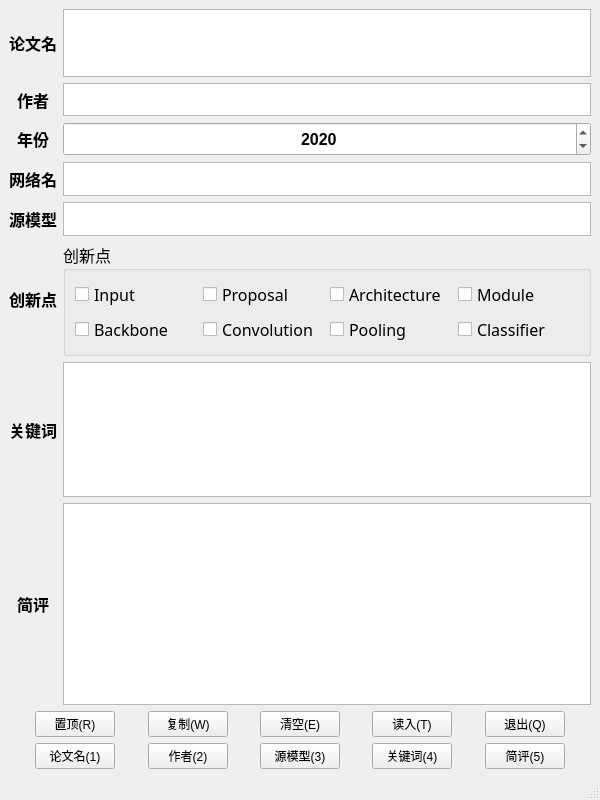
First picture: the form in EassyReading.ui, repository ChordXy/EassyReading, before the edit.
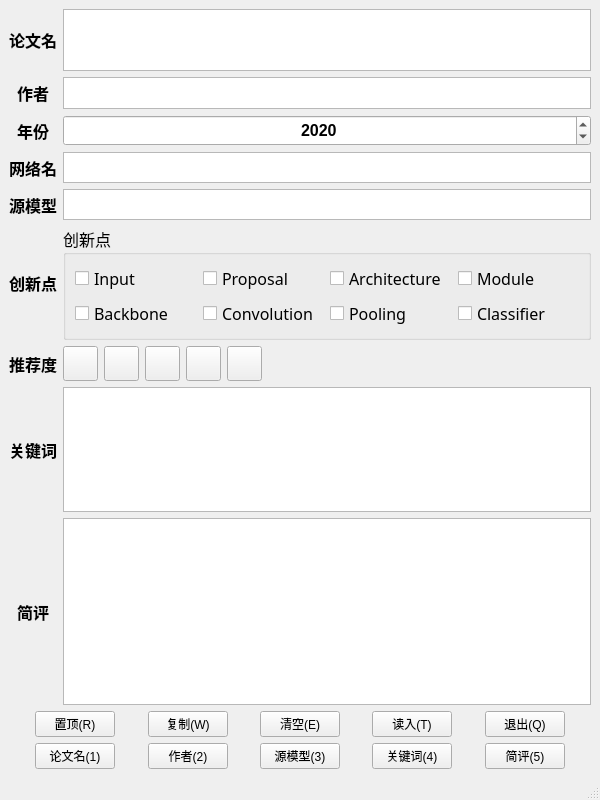
Second picture: the form after the edit. Icons and pictures are not drawn.

Patch:
```diff
--- a/EassyReading.ui
+++ b/EassyReading.ui
@@ -16,41 +16,7 @@
   <widget class="QWidget" name="centralwidget">
    <layout class="QVBoxLayout" name="verticalLayout">
     <item>
-     <layout class="QGridLayout" name="gridLayout" rowstretch="4,2,2,2,2,6,8,12">
-      <item row="4" column="0">
-       <widget class="QLabel" name="label_Base">
-        <property name="font">
-         <font>
-          <pointsize>12</pointsize>
-          <weight>75</weight>
-          <bold>true</bold>
-         </font>
-        </property>
-        <property name="text">
-         <string>源模型</string>
-        </property>
-        <property name="alignment">
-         <set>Qt::AlignCenter</set>
-        </property>
-       </widget>
-      </item>
-      <item row="7" column="0">
-       <widget class="QLabel" name="label_Comments">
-        <property name="font">
-         <font>
-          <pointsize>12</pointsize>
-          <weight>75</weight>
-          <bold>true</bold>
-         </font>
-        </property>
-        <property name="text">
-         <string>简评</string>
-        </property>
-        <property name="alignment">
-         <set>Qt::AlignCenter</set>
-        </property>
-       </widget>
-      </item>
+     <layout class="QGridLayout" name="gridLayout" rowstretch="4,2,2,2,2,6,4,8,12">
       <item row="0" column="1">
        <widget class="QPlainTextEdit" name="plainTextEdit_Eassy">
         <property name="sizePolicy">
@@ -69,211 +35,8 @@
         </property>
        </widget>
       </item>
-      <item row="6" column="0">
-       <widget class="QLabel" name="label_KeyWords">
-        <property name="font">
-         <font>
-          <pointsize>12</pointsize>
-          <weight>75</weight>
-          <bold>true</bold>
-         </font>
-        </property>
-        <property name="text">
-         <string>关键词</string>
-        </property>
-        <property name="alignment">
-         <set>Qt::AlignCenter</set>
-        </property>
-       </widget>
-      </item>
-      <item row="1" column="1">
-       <widget class="QPlainTextEdit" name="plainTextEdit_Author">
-        <property name="sizePolicy">
-         <sizepolicy hsizetype="Expanding" vsizetype="Ignored">
-          <horstretch>0</horstretch>
-          <verstretch>0</verstretch>
-         </sizepolicy>
-        </property>
-        <property name="font">
-         <font>
-          <pointsize>12</pointsize>
-         </font>
-        </property>
-        <property name="tabChangesFocus">
-         <bool>true</bool>
-        </property>
-       </widget>
-      </item>
-      <item row="3" column="1">
-       <widget class="QPlainTextEdit" name="plainTextEdit_NetName">
-        <property name="sizePolicy">
-         <sizepolicy hsizetype="Expanding" vsizetype="Ignored">
-          <horstretch>0</horstretch>
-          <verstretch>0</verstretch>
-         </sizepolicy>
-        </property>
-        <property name="font">
-         <font>
-          <pointsize>12</pointsize>
-         </font>
-        </property>
-        <property name="tabChangesFocus">
-         <bool>true</bool>
-        </property>
-       </widget>
-      </item>
-      <item row="6" column="1">
-       <widget class="QPlainTextEdit" name="plainTextEdit_KeyWords">
-        <property name="sizePolicy">
-         <sizepolicy hsizetype="Expanding" vsizetype="Ignored">
-          <horstretch>0</horstretch>
-          <verstretch>0</verstretch>
-         </sizepolicy>
-        </property>
-        <property name="font">
-         <font>
-          <pointsize>12</pointsize>
-         </font>
-        </property>
-        <property name="tabChangesFocus">
-         <bool>true</bool>
-        </property>
-       </widget>
-      </item>
-      <item row="1" column="0">
-       <widget class="QLabel" name="label_Author">
-        <property name="font">
-         <font>
-          <pointsize>12</pointsize>
-          <weight>75</weight>
-          <bold>true</bold>
-         </font>
-        </property>
-        <property name="text">
-         <string>作者</string>
-        </property>
-        <property name="alignment">
-         <set>Qt::AlignCenter</set>
-        </property>
-       </widget>
-      </item>
-      <item row="2" column="1">
-       <widget class="QSpinBox" name="spinBox">
-        <property name="sizePolicy">
-         <sizepolicy hsizetype="Minimum" vsizetype="Ignored">
-          <horstretch>0</horstretch>
-          <verstretch>0</verstretch>
-         </sizepolicy>
-        </property>
-        <property name="font">
-         <font>
-          <pointsize>12</pointsize>
-          <weight>75</weight>
-          <bold>true</bold>
-         </font>
-        </property>
-        <property name="alignment">
-         <set>Qt::AlignCenter</set>
-        </property>
-        <property name="minimum">
-         <number>1900</number>
-        </property>
-        <property name="maximum">
-         <number>2100</number>
-        </property>
-        <property name="value">
-         <number>2020</number>
-        </property>
-        <property name="displayIntegerBase">
-         <number>10</number>
-        </property>
-       </widget>
-      </item>
-      <item row="3" column="0">
-       <widget class="QLabel" name="label_NetName">
-        <property name="font">
-         <font>
-          <pointsize>12</pointsize>
-          <weight>75</weight>
-          <bold>true</bold>
-         </font>
-        </property>
-        <property name="text">
-         <string>网络名</string>
-        </property>
-        <property name="alignment">
-         <set>Qt::AlignCenter</set>
-        </property>
-       </widget>
-      </item>
       <item row="7" column="1">
-       <widget class="QPlainTextEdit" name="plainTextEdit_Comments">
-        <property name="font">
-         <font>
-          <pointsize>12</pointsize>
-         </font>
-        </property>
-        <property name="tabChangesFocus">
-         <bool>true</bool>
-        </property>
-       </widget>
-      </item>
-      <item row="0" column="0">
-       <widget class="QLabel" name="label_Eassy">
-        <property name="font">
-         <font>
-          <pointsize>12</pointsize>
-          <weight>75</weight>
-          <bold>true</bold>
-         </font>
-        </property>
-        <property name="layoutDirection">
-         <enum>Qt::LeftToRight</enum>
-        </property>
-        <property name="text">
-         <string>论文名</string>
-        </property>
-        <property name="alignment">
-         <set>Qt::AlignCenter</set>
-        </property>
-       </widget>
-      </item>
-      <item row="2" column="0">
-       <widget class="QLabel" name="labelYear">
-        <property name="font">
-         <font>
-          <pointsize>12</pointsize>
-          <weight>75</weight>
-          <bold>true</bold>
-         </font>
-        </property>
-        <property name="text">
-         <string>年份</string>
-        </property>
-        <property name="alignment">
-         <set>Qt::AlignCenter</set>
-        </property>
-       </widget>
-      </item>
-      <item row="5" column="0">
-       <widget class="QLabel" name="label_Innovation">
-        <property name="font">
-         <font>
-          <pointsize>12</pointsize>
-          <weight>75</weight>
-          <bold>true</bold>
-         </font>
-        </property>
-        <property name="text">
-         <string>创新点</string>
-        </property>
-        <property name="alignment">
-         <set>Qt::AlignCenter</set>
-        </property>
-       </widget>
-      </item>
-      <item row="4" column="1">
-       <widget class="QPlainTextEdit" name="plainTextEdit_Base">
+       <widget class="QPlainTextEdit" name="plainTextEdit_KeyWords">
         <property name="sizePolicy">
          <sizepolicy hsizetype="Expanding" vsizetype="Ignored">
           <horstretch>0</horstretch>
@@ -367,6 +130,432 @@
         </layout>
        </widget>
       </item>
+      <item row="0" column="0">
+       <widget class="QLabel" name="label_Eassy">
+        <property name="font">
+         <font>
+          <pointsize>12</pointsize>
+          <weight>75</weight>
+          <bold>true</bold>
+         </font>
+        </property>
+        <property name="layoutDirection">
+         <enum>Qt::LeftToRight</enum>
+        </property>
+        <property name="text">
+         <string>论文名</string>
+        </property>
+        <property name="alignment">
+         <set>Qt::AlignCenter</set>
+        </property>
+       </widget>
+      </item>
+      <item row="5" column="0">
+       <widget class="QLabel" name="label_Innovation">
+        <property name="font">
+         <font>
+          <pointsize>12</pointsize>
+          <weight>75</weight>
+          <bold>true</bold>
+         </font>
+        </property>
+        <property name="text">
+         <string>创新点</string>
+        </property>
+        <property name="alignment">
+         <set>Qt::AlignCenter</set>
+        </property>
+       </widget>
+      </item>
+      <item row="8" column="0">
+       <widget class="QLabel" name="label_Comments">
+        <property name="font">
+         <font>
+          <pointsize>12</pointsize>
+          <weight>75</weight>
+          <bold>true</bold>
+         </font>
+        </property>
+        <property name="text">
+         <string>简评</string>
+        </property>
+        <property name="alignment">
+         <set>Qt::AlignCenter</set>
+        </property>
+       </widget>
+      </item>
+      <item row="4" column="0">
+       <widget class="QLabel" name="label_Base">
+        <property name="font">
+         <font>
+          <pointsize>12</pointsize>
+          <weight>75</weight>
+          <bold>true</bold>
+         </font>
+        </property>
+        <property name="text">
+         <string>源模型</string>
+        </property>
+        <property name="alignment">
+         <set>Qt::AlignCenter</set>
+        </property>
+       </widget>
+      </item>
+      <item row="3" column="1">
+       <widget class="QPlainTextEdit" name="plainTextEdit_NetName">
+        <property name="sizePolicy">
+         <sizepolicy hsizetype="Expanding" vsizetype="Ignored">
+          <horstretch>0</horstretch>
+          <verstretch>0</verstretch>
+         </sizepolicy>
+        </property>
+        <property name="font">
+         <font>
+          <pointsize>12</pointsize>
+         </font>
+        </property>
+        <property name="tabChangesFocus">
+         <bool>true</bool>
+        </property>
+       </widget>
+      </item>
+      <item row="2" column="1">
+       <widget class="QSpinBox" name="spinBox">
+        <property name="sizePolicy">
+         <sizepolicy hsizetype="Minimum" vsizetype="Ignored">
+          <horstretch>0</horstretch>
+          <verstretch>0</verstretch>
+         </sizepolicy>
+        </property>
+        <property name="font">
+         <font>
+          <pointsize>12</pointsize>
+          <weight>75</weight>
+          <bold>true</bold>
+         </font>
+        </property>
+        <property name="alignment">
+         <set>Qt::AlignCenter</set>
+        </property>
+        <property name="minimum">
+         <number>1900</number>
+        </property>
+        <property name="maximum">
+         <number>2100</number>
+        </property>
+        <property name="value">
+         <number>2020</number>
+        </property>
+        <property name="displayIntegerBase">
+         <number>10</number>
+        </property>
+       </widget>
+      </item>
+      <item row="2" column="0">
+       <widget class="QLabel" name="labelYear">
+        <property name="font">
+         <font>
+          <pointsize>12</pointsize>
+          <weight>75</weight>
+          <bold>true</bold>
+         </font>
+        </property>
+        <property name="text">
+         <string>年份</string>
+        </property>
+        <property name="alignment">
+         <set>Qt::AlignCenter</set>
+        </property>
+       </widget>
+      </item>
+      <item row="4" column="1">
+       <widget class="QPlainTextEdit" name="plainTextEdit_Base">
+        <property name="sizePolicy">
+         <sizepolicy hsizetype="Expanding" vsizetype="Ignored">
+          <horstretch>0</horstretch>
+          <verstretch>0</verstretch>
+         </sizepolicy>
+        </property>
+        <property name="font">
+         <font>
+          <pointsize>12</pointsize>
+         </font>
+        </property>
+        <property name="tabChangesFocus">
+         <bool>true</bool>
+        </property>
+       </widget>
+      </item>
+      <item row="3" column="0">
+       <widget class="QLabel" name="label_NetName">
+        <property name="font">
+         <font>
+          <pointsize>12</pointsize>
+          <weight>75</weight>
+          <bold>true</bold>
+         </font>
+        </property>
+        <property name="text">
+         <string>网络名</string>
+        </property>
+        <property name="alignment">
+         <set>Qt::AlignCenter</set>
+        </property>
+       </widget>
+      </item>
+      <item row="1" column="0">
+       <widget class="QLabel" name="label_Author">
+        <property name="font">
+         <font>
+          <pointsize>12</pointsize>
+          <weight>75</weight>
+          <bold>true</bold>
+         </font>
+        </property>
+        <property name="text">
+         <string>作者</string>
+        </property>
+        <property name="alignment">
+         <set>Qt::AlignCenter</set>
+        </property>
+       </widget>
+      </item>
+      <item row="7" column="0">
+       <widget class="QLabel" name="label_KeyWords">
+        <property name="font">
+         <font>
+          <pointsize>12</pointsize>
+          <weight>75</weight>
+          <bold>true</bold>
+         </font>
+        </property>
+        <property name="text">
+         <string>关键词</string>
+        </property>
+        <property name="alignment">
+         <set>Qt::AlignCenter</set>
+        </property>
+       </widget>
+      </item>
+      <item row="1" column="1">
+       <widget class="QPlainTextEdit" name="plainTextEdit_Author">
+        <property name="sizePolicy">
+         <sizepolicy hsizetype="Expanding" vsizetype="Ignored">
+          <horstretch>0</horstretch>
+          <verstretch>0</verstretch>
+         </sizepolicy>
+        </property>
+        <property name="font">
+         <font>
+          <pointsize>12</pointsize>
+         </font>
+        </property>
+        <property name="tabChangesFocus">
+         <bool>true</bool>
+        </property>
+       </widget>
+      </item>
+      <item row="8" column="1">
+       <widget class="QPlainTextEdit" name="plainTextEdit_Comments">
+        <property name="font">
+         <font>
+          <pointsize>12</pointsize>
+         </font>
+        </property>
+        <property name="tabChangesFocus">
+         <bool>true</bool>
+        </property>
+       </widget>
+      </item>
+      <item row="6" column="0">
+       <widget class="QLabel" name="label_Recommend">
+        <property name="font">
+         <font>
+          <pointsize>12</pointsize>
+          <weight>75</weight>
+          <bold>true</bold>
+         </font>
+        </property>
+        <property name="text">
+         <string>推荐度</string>
+        </property>
+        <property name="alignment">
+         <set>Qt::AlignCenter</set>
+        </property>
+       </widget>
+      </item>
+      <item row="6" column="1">
+       <layout class="QHBoxLayout" name="horizontalLayout">
+        <item>
+         <widget class="QPushButton" name="pushButton_star1">
+          <property name="sizePolicy">
+           <sizepolicy hsizetype="Fixed" vsizetype="Fixed">
+            <horstretch>35</horstretch>
+            <verstretch>35</verstretch>
+           </sizepolicy>
+          </property>
+          <property name="minimumSize">
+           <size>
+            <width>35</width>
+            <height>35</height>
+           </size>
+          </property>
+          <property name="maximumSize">
+           <size>
+            <width>35</width>
+            <height>35</height>
+           </size>
+          </property>
+          <property name="focusPolicy">
+           <enum>Qt::NoFocus</enum>
+          </property>
+          <property name="styleSheet">
+           <string notr="true">border-image: url(:/Icons/Resources/gray_star_256px_1075532_easyicon.net.png);</string>
+          </property>
+          <property name="text">
+           <string/>
+          </property>
+         </widget>
+        </item>
+        <item>
+         <widget class="QPushButton" name="pushButton_star2">
+          <property name="sizePolicy">
+           <sizepolicy hsizetype="Fixed" vsizetype="Fixed">
+            <horstretch>35</horstretch>
+            <verstretch>35</verstretch>
+           </sizepolicy>
+          </property>
+          <property name="minimumSize">
+           <size>
+            <width>35</width>
+            <height>35</height>
+           </size>
+          </property>
+          <property name="maximumSize">
+           <size>
+            <width>35</width>
+            <height>35</height>
+           </size>
+          </property>
+          <property name="focusPolicy">
+           <enum>Qt::NoFocus</enum>
+          </property>
+          <property name="styleSheet">
+           <string notr="true">border-image: url(:/Icons/Resources/gray_star_256px_1075532_easyicon.net.png);</string>
+          </property>
+          <property name="text">
+           <string/>
+          </property>
+         </widget>
+        </item>
+        <item>
+         <widget class="QPushButton" name="pushButton_star3">
+          <property name="sizePolicy">
+           <sizepolicy hsizetype="Fixed" vsizetype="Fixed">
+            <horstretch>35</horstretch>
+            <verstretch>35</verstretch>
+           </sizepolicy>
+          </property>
+          <property name="minimumSize">
+           <size>
+            <width>35</width>
+            <height>35</height>
+           </size>
+          </property>
+          <property name="maximumSize">
+           <size>
+            <width>35</width>
+            <height>35</height>
+           </size>
+          </property>
+          <property name="focusPolicy">
+           <enum>Qt::NoFocus</enum>
+          </property>
+          <property name="styleSheet">
+           <string notr="true">border-image: url(:/Icons/Resources/gray_star_256px_1075532_easyicon.net.png);</string>
+          </property>
+          <property name="text">
+           <string/>
+          </property>
+         </widget>
+        </item>
+        <item>
+         <widget class="QPushButton" name="pushButton_star4">
+          <property name="sizePolicy">
+           <sizepolicy hsizetype="Fixed" vsizetype="Fixed">
+            <horstretch>35</horstretch>
+            <verstretch>35</verstretch>
+           </sizepolicy>
+          </property>
+          <property name="minimumSize">
+           <size>
+            <width>35</width>
+            <height>35</height>
+           </size>
+          </property>
+          <property name="maximumSize">
+           <size>
+            <width>35</width>
+            <height>35</height>
+           </size>
+          </property>
+          <property name="focusPolicy">
+           <enum>Qt::NoFocus</enum>
+          </property>
+          <property name="styleSheet">
+           <string notr="true">border-image: url(:/Icons/Resources/gray_star_256px_1075532_easyicon.net.png);</string>
+          </property>
+          <property name="text">
+           <string/>
+          </property>
+         </widget>
+        </item>
+        <item>
+         <widget class="QPushButton" name="pushButton_star5">
+          <property name="sizePolicy">
+           <sizepolicy hsizetype="Fixed" vsizetype="Fixed">
+            <horstretch>35</horstretch>
+            <verstretch>35</verstretch>
+           </sizepolicy>
+          </property>
+          <property name="minimumSize">
+           <size>
+            <width>35</width>
+            <height>35</height>
+           </size>
+          </property>
+          <property name="maximumSize">
+           <size>
+            <width>35</width>
+            <height>35</height>
+           </size>
+          </property>
+          <property name="focusPolicy">
+           <enum>Qt::NoFocus</enum>
+          </property>
+          <property name="styleSheet">
+           <string notr="true">border-image: url(:/Icons/Resources/gray_star_256px_1075532_easyicon.net.png);</string>
+          </property>
+          <property name="text">
+           <string/>
+          </property>
+         </widget>
+        </item>
+        <item>
+         <spacer name="horizontalSpacer_13">
+          <property name="orientation">
+           <enum>Qt::Horizontal</enum>
+          </property>
+          <property name="sizeHint" stdset="0">
+           <size>
+            <width>40</width>
+            <height>20</height>
+           </size>
+          </property>
+         </spacer>
+        </item>
+       </layout>
+      </item>
      </layout>
     </item>
     <item>
```
